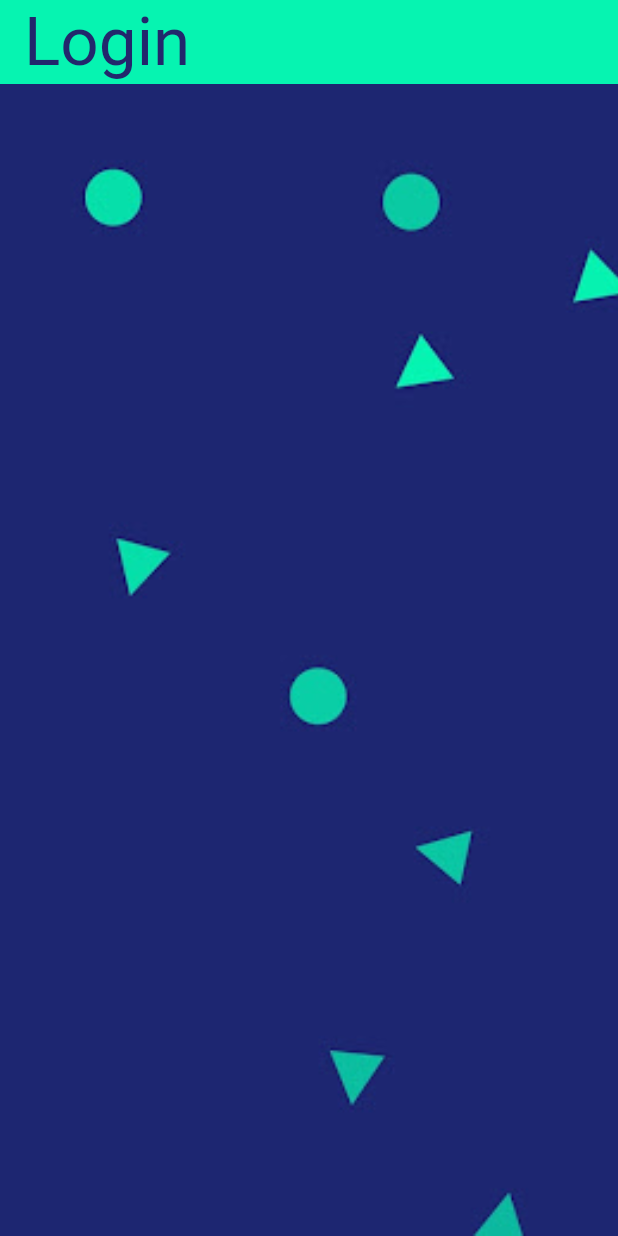
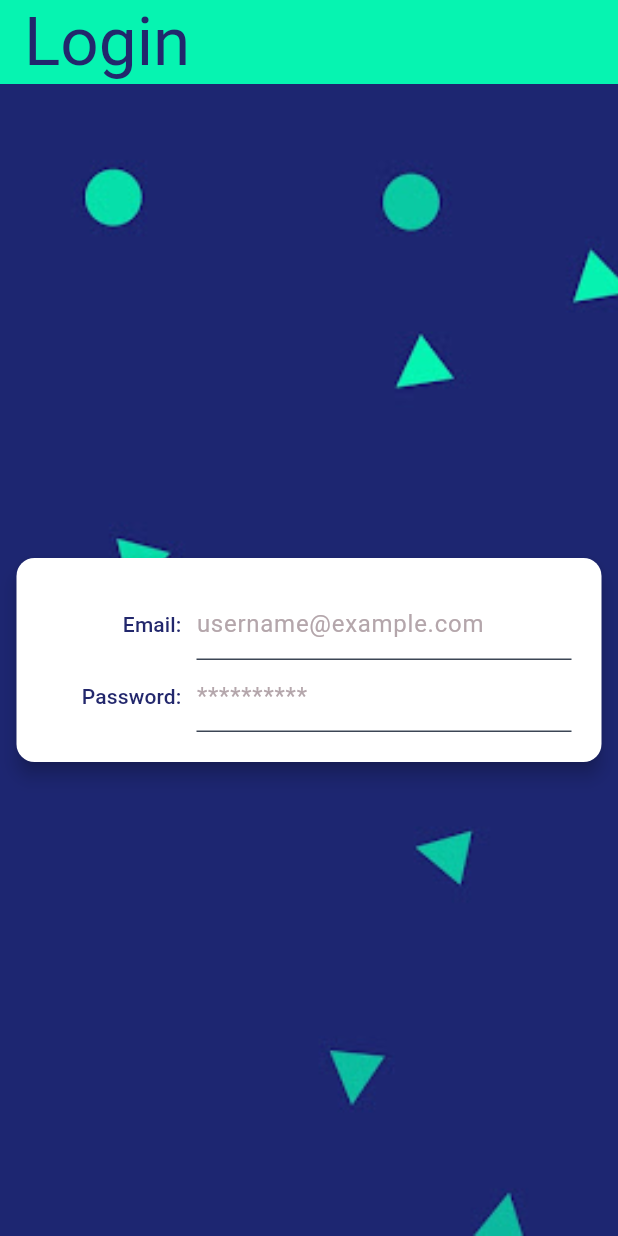
Before and after one commit to QjStout/rocket_lab_technical, a Flutter app: the screen it shows after launch, on a phone screen of 412 x 824 dp. Run offline on Flutter 3.47's test engine with Material 3 defaults, Android fonts, the light colour scheme and no system bars; generated files the repository leaves out were written again.

Commit message:
complete login screen UI

```diff
--- a/lib/src/config/color_configs.dart
+++ b/lib/src/config/color_configs.dart
@@ -9,8 +9,8 @@ class ColorConfigs {
     onSecondary: ColorTokens.white,
     error: ColorTokens.imperialRed,
     onError: ColorTokens.white,
-    surface: ColorTokens.roseQuarts,
-    onSurface: ColorTokens.white,
+    surface: ColorTokens.white,
+    onSurface: ColorTokens.charcoal,
   );
 }
 
--- a/lib/src/screens/login_screen/login_screen.dart
+++ b/lib/src/screens/login_screen/login_screen.dart
@@ -1,6 +1,7 @@
 
 import 'package:flutter/material.dart';
 import 'package:rocket_lab_technical/src/config/color_configs.dart';
+import 'package:rocket_lab_technical/src/screens/login_screen/views/login_surface.dart';
 
 class LoginScreen extends StatelessWidget {
   const LoginScreen({super.key});
@@ -22,13 +23,20 @@ class LoginScreen extends StatelessWidget {
         title: Text("Login", style: titleStyle),
         backgroundColor: themeColors.onPrimary,
       ),
-      body: Container(
-        decoration: const BoxDecoration(
-          image: DecorationImage(
-            image: AssetImage('assets/images/login_background.jpg'),
-            fit: BoxFit.cover,
-          )
-        ),
+      body: Stack(
+        children: [
+          Container(
+            decoration: const BoxDecoration(
+              image: DecorationImage(
+                image: AssetImage('assets/images/login_background.jpg'),
+                fit: BoxFit.cover,
+              ),
+            ),
+          ),
+          const Center(
+            child: LoginSurface(),
+          ),
+        ],
       ),
     );
   }
--- /dev/null
+++ b/lib/src/screens/login_screen/views/login_surface.dart
@@ -0,0 +1,71 @@
+
+import 'package:flutter/material.dart';
+import 'package:rocket_lab_technical/src/config/color_configs.dart';
+
+class LoginSurface extends StatelessWidget {
+  const LoginSurface({super.key});
+
+  @override
+  Widget build(BuildContext context) {
+    return const Card(
+      elevation: 5,
+      child: Padding(
+        padding: EdgeInsets.all(20.0),
+        child: Column(
+          mainAxisSize: MainAxisSize.min,
+          children: [
+            FieldRow(label: 'Email:', hint: 'username@example.com'),
+            FieldRow(label: 'Password:', hint: '**********'),
+          ],
+        ),
+      )
+    );
+  }
+}
+
+class FieldRow extends StatelessWidget {
+  const FieldRow({
+    super.key,
+    required this.label,
+    required this.hint,
+  });
+
+  final String label;
+  final String hint;
+
+  @override
+  Widget build(BuildContext context) {
+    final theme = Theme.of(context);
+    final themeText = theme.textTheme;
+    final themeColors = theme.colorScheme;
+
+    final fieldLabelStyle = themeText.labelLarge!.copyWith(
+      color: themeColors.primary,
+    );
+
+    final fieldHintStyle = themeText.bodyLarge!.copyWith(
+      color: ColorTokens.roseQuarts,
+    );
+
+    return SizedBox(
+      width: 350,
+      child: Row(
+        mainAxisAlignment: MainAxisAlignment.end,
+        mainAxisSize: MainAxisSize.max,
+        children: [
+          Text(label, style: fieldLabelStyle),
+          const SizedBox(width: 10),
+          SizedBox(
+            width: 250,
+            child: TextField(
+              decoration: InputDecoration(
+                hintStyle: fieldHintStyle,
+                hintText: hint
+              ),
+            ),
+          )
+        ]
+      ),
+    );
+  }
+}
```
